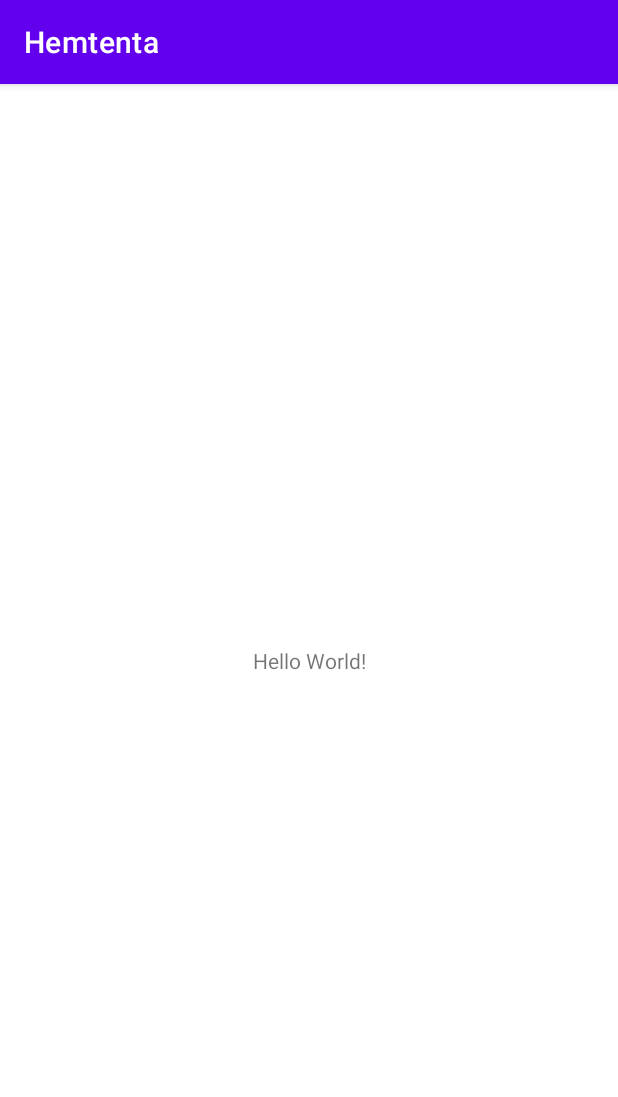
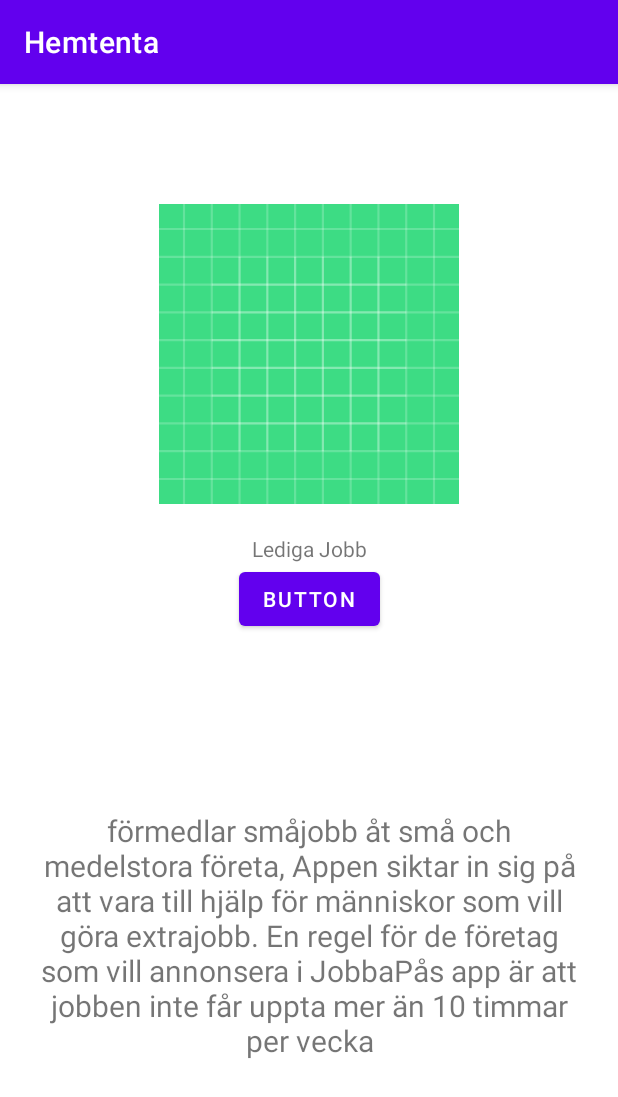
Before and after one commit to b21ricni/Hemtenta, an Android app: the screen it shows after launch (MainActivity), on a phone screen of 412 x 824 dp. Shown: the top 1097 px of the screen. Run offline under Robolectric (Android 15) with nearby library versions, the phone set to English and light mode, and no system bars.

Commit message:
Added layout for mainpage

```diff
--- a/app/src/main/res/layout/activity_main.xml
+++ b/app/src/main/res/layout/activity_main.xml
@@ -6,13 +6,50 @@
     android:layout_height="match_parent"
     tools:context=".MainActivity">
 
+    <ImageView
+        android:id="@+id/imageView"
+        android:layout_width="200dp"
+        android:layout_height="200dp"
+        app:srcCompat="@drawable/ic_launcher_background"
+        app:layout_constraintEnd_toEndOf="parent"
+        app:layout_constraintStart_toStartOf="parent"
+        app:layout_constraintTop_toTopOf="parent"
+        android:layout_marginTop="80dp"
+        android:contentDescription="logo"/>
+
     <TextView
+        android:id="@+id/info"
+        android:layout_width="match_parent"
+        android:layout_height="wrap_content"
+        android:layout_margin="20dp"
+        android:text="förmedlar småjobb åt små och medelstora företa, Appen siktar in sig på att vara till hjälp för människor som vill göra extrajobb. En regel för de företag som vill annonsera i JobbaPås app är att jobben inte får uppta mer än 10 timmar per vecka"
+        app:layout_constraintBottom_toBottomOf="parent"
+        android:textAlignment="center"
+        android:textSize="20sp"
+        app:layout_constraintLeft_toLeftOf="parent"
+        app:layout_constraintRight_toRightOf="parent"
+        app:layout_constraintTop_toBottomOf="@+id/button"
+        />
+
+    <Button
+        android:id="@+id/button"
         android:layout_width="wrap_content"
         android:layout_height="wrap_content"
-        android:text="Hello World!"
-        app:layout_constraintBottom_toBottomOf="parent"
-        app:layout_constraintLeft_toLeftOf="parent"
-        app:layout_constraintRight_toRightOf="parent"
-        app:layout_constraintTop_toTopOf="parent" />
+        android:text="Button"
+        app:layout_constraintTop_toBottomOf="@+id/textView"
+        app:layout_constraintStart_toStartOf="parent"
+        app:layout_constraintEnd_toEndOf="parent"
+        android:layout_marginBottom="10dp"/>
+
+    <TextView
+        android:id="@+id/textView"
+        android:layout_width="wrap_content"
+        android:layout_height="wrap_content"
+        android:text="Lediga Jobb"
+        android:layout_marginTop="20dp"
+        app:layout_constraintTop_toBottomOf="@+id/imageView"
+        app:layout_constraintStart_toStartOf="parent"
+        app:layout_constraintEnd_toEndOf="parent" />
+
 
 </androidx.constraintlayout.widget.ConstraintLayout>
```
